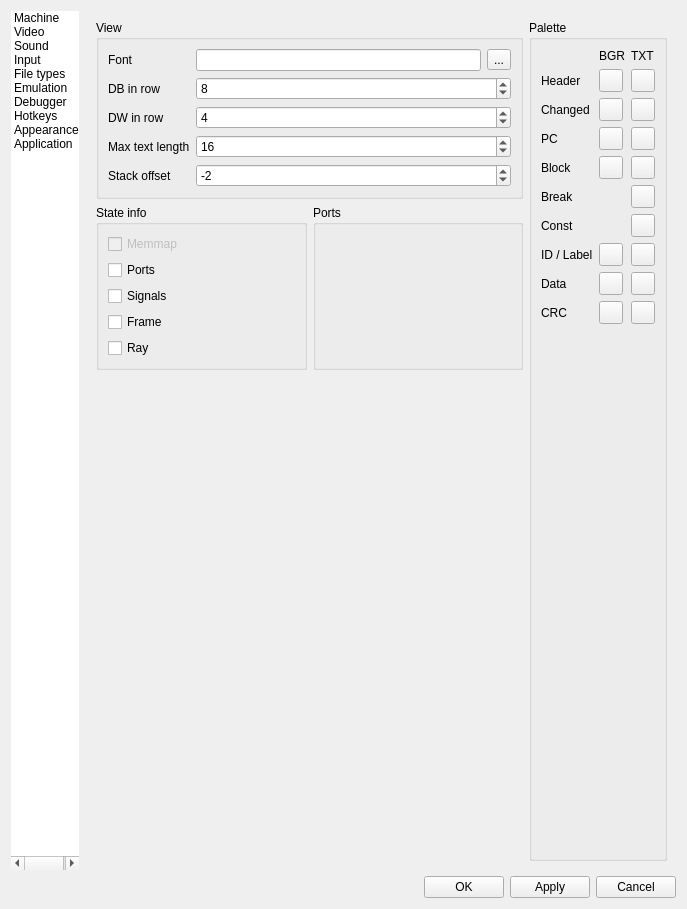
Qt form ui/setupwin.ui (Volutar/xpeccy-plus) before a commit.
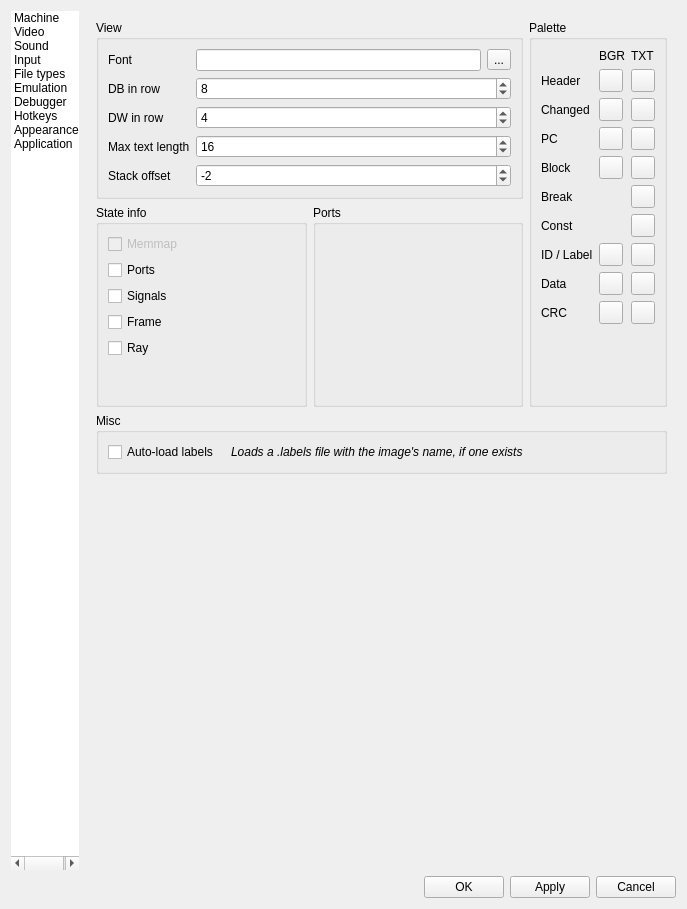
The same form after that commit. The open tabs and pages were chosen to show the change. Icons and pictures are not drawn. Custom widgets are drawn as their Qt base class.

Commit message: Options: auto-load labels in a Misc group across the Debugger page

```diff
--- a/ui/setupwin.ui
+++ b/ui/setupwin.ui
@@ -2901,9 +2901,9 @@
             </layout>
            </widget>
            <widget class="QWidget" name="tab_12">
-            <layout class="QHBoxLayout" name="horizontalLayout_37" stretch="10,0">
-             <item>
-              <layout class="QVBoxLayout" name="verticalLayout_46">
+            <layout class="QGridLayout" name="gridLayout_dbgpage" columnstretch="10,0">
+             <item row="0" column="0">
+              <layout class="QVBoxLayout" name="verticalLayout_46" stretch="0,1">
                <item>
                 <widget class="QGroupBox" name="groupBox_13">
                  <property name="title">
@@ -3122,6 +3122,19 @@
                       </property>
                      </widget>
                     </item>
+                    <item>
+                     <spacer name="verticalSpacer_dbgblocks">
+                      <property name="orientation">
+                       <enum>Qt::Vertical</enum>
+                      </property>
+                      <property name="sizeHint" stdset="0">
+                       <size>
+                        <width>20</width>
+                        <height>0</height>
+                       </size>
+                      </property>
+                     </spacer>
+                    </item>
                    </layout>
                   </widget>
                  </item>
@@ -3139,24 +3152,9 @@
                  </item>
                 </layout>
                </item>
-               <item>
-                <spacer name="verticalSpacer_2">
-                 <property name="orientation">
-                  <enum>Qt::Vertical</enum>
-                 </property>
-                 <property name="sizeHint" stdset="0">
-                  <size>
-                   <width>20</width>
-                   <height>40</height>
-                  </size>
-                 </property>
-                </spacer>
-               </item>
               </layout>
              </item>
-             <item>
-              <layout class="QVBoxLayout" name="verticalLayout_45">
-               <item>
+             <item row="0" column="1">
                 <widget class="QGroupBox" name="groupBox_7">
                  <property name="title">
                   <string>Palette</string>
@@ -3421,8 +3419,53 @@
                   </item>
                   </layout>
                 </widget>
-               </item>
-              </layout>
+             </item>
+             <item row="1" column="0" colspan="2">
+              <widget class="QGroupBox" name="groupBox_dbgmisc">
+               <property name="title">
+                <string>Misc</string>
+               </property>
+               <layout class="QHBoxLayout" name="horizontalLayout_dbgmisc" stretch="0,1">
+                <property name="spacing">
+                 <number>12</number>
+                </property>
+                <item>
+                 <widget class="QCheckBox" name="cbImgLabels">
+                  <property name="text">
+                   <string>Auto-load labels</string>
+                  </property>
+                 </widget>
+                </item>
+                <item>
+                 <widget class="QLabel" name="labImgLabels">
+                  <property name="font">
+                   <font>
+                    <italic>true</italic>
+                   </font>
+                  </property>
+                  <property name="text">
+                   <string>Loads a .labels file with the image's name, if one exists</string>
+                  </property>
+                  <property name="wordWrap">
+                   <bool>true</bool>
+                  </property>
+                 </widget>
+                </item>
+               </layout>
+              </widget>
+             </item>
+             <item row="2" column="0" colspan="2">
+              <spacer name="verticalSpacer_2">
+               <property name="orientation">
+                <enum>Qt::Vertical</enum>
+               </property>
+               <property name="sizeHint" stdset="0">
+                <size>
+                 <width>20</width>
+                 <height>40</height>
+                </size>
+               </property>
+              </spacer>
              </item>
             </layout>
            </widget>
```
The commit also changes 2 other files.
